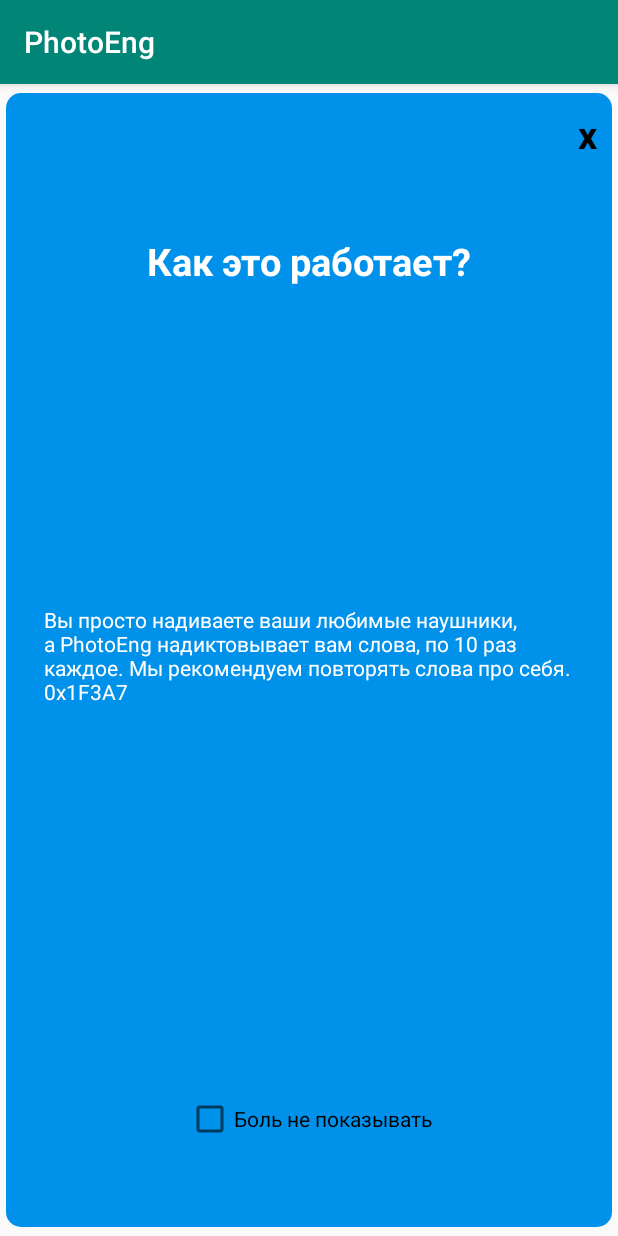
After one commit to DenisMalanichev/PhotoEng, an Android app: the WhatIsLearningActivity screen opened directly, with no data from a screen before it, on a phone screen of 412 x 824 dp. The commit adds this screen. Run offline under Robolectric (Android 15) with nearby library versions, the phone set to English and light mode, and no system bars.

Commit message:
commit 1.99.1(what is learning)

```diff
--- a/app/src/main/AndroidManifest.xml
+++ b/app/src/main/AndroidManifest.xml
@@ -16,11 +16,13 @@
         android:roundIcon="@mipmap/ic_launcher_round"
         android:supportsRtl="true"
         android:theme="@style/AppTheme">
+        <activity android:name=".WhatIsLearningActivity"></activity>
         <activity
             android:name=".StartActivity"
             android:screenOrientation="fullSensor">
             <intent-filter>
                 <action android:name="android.intent.action.MAIN" />
+
                 <category android:name="android.intent.category.LAUNCHER" />
             </intent-filter>
         </activity>
@@ -38,8 +40,9 @@
         <activity
             android:name=".DictionaryActivity"
             android:parentActivityName=".MainScreen" />
-        <activity android:name=".MainScreen"
-            android:parentActivityName=".MainActivity"/>
+        <activity
+            android:name=".MainScreen"
+            android:parentActivityName=".MainActivity" />
         <activity android:name=".MainActivity" />
 
         <service
--- a/app/src/main/java/com/example/photoeng/DictionaryForLearningActivity.java
+++ b/app/src/main/java/com/example/photoeng/DictionaryForLearningActivity.java
@@ -34,7 +34,7 @@ public class DictionaryForLearningActivity extends AppCompatActivity {
         DictionaryView = findViewById(R.id.dictionary_for_learning_view);
         dbhelper = new DBHelper(this);
         getSupportActionBar().setDisplayHomeAsUpEnabled(true);
-
+        getSupportActionBar().setTitle("Выбери слова");
 
 
         AdapterForLearning adapter = new AdapterForLearning(this, wordsEngArray, wordsRuArray);
@@ -55,7 +55,7 @@ public class DictionaryForLearningActivity extends AppCompatActivity {
             case R.id.ready_button:
                if(wordsToLearn.size() != 0) {
                    LearningActivity.setLearningWords(wordsToLearn);
-                   Intent intent = new Intent(DictionaryForLearningActivity.this, LearningActivity.class);
+                   Intent intent = new Intent(DictionaryForLearningActivity.this, WhatIsLearningActivity.class);
                    startActivity(intent);
                }else{
                    Toast.makeText(this, "Выбери слова!", Toast.LENGTH_LONG).show();
--- a/app/src/main/java/com/example/photoeng/LearningActivity.java
+++ b/app/src/main/java/com/example/photoeng/LearningActivity.java
@@ -44,7 +44,6 @@ public class LearningActivity extends AppCompatActivity {
             @Override
             public void onClick(View v) {
                 HelloService.stop();
-
             }
         });
 
@@ -58,17 +57,20 @@ public class LearningActivity extends AppCompatActivity {
     protected void onDestroy() {
         super.onDestroy();
         DictionaryForLearningActivity.getWordsToLearn().clear();
+        HelloService.stop();
     }
 
     @Override
     protected void onPause() {
         super.onPause();
         DictionaryForLearningActivity.getWordsToLearn().clear();
+        HelloService.stop();
     }
 
     @Override
     protected void onRestart() {
         super.onRestart();
         DictionaryForLearningActivity.getWordsToLearn().clear();
+        HelloService.stop();
     }
 }
--- /dev/null
+++ b/app/src/main/java/com/example/photoeng/WhatIsLearningActivity.java
@@ -0,0 +1,72 @@
+package com.example.photoeng;
+
+import androidx.appcompat.app.AppCompatActivity;
+
+import android.content.Intent;
+import android.content.SharedPreferences;
+import android.os.Bundle;
+import android.view.View;
+import android.widget.CheckBox;
+import android.widget.TextView;
+
+public class WhatIsLearningActivity extends AppCompatActivity {
+    private TextView cross;
+    private CheckBox check;
+    private SharedPreferences sPref;
+    private static final String INTRO_KEY = "show_help";
+
+    @Override
+    protected void onCreate(Bundle savedInstanceState) {
+        super.onCreate(savedInstanceState);
+        setContentView(R.layout.activity_hat_is_learning);
+
+        cross = findViewById(R.id.cross_textview);
+        check = findViewById(R.id.ckeckbox);
+
+        sPref = getPreferences(MODE_PRIVATE);
+        boolean help = sPref.getBoolean(INTRO_KEY, true);
+
+        if(help){
+            Intent intent = new Intent(WhatIsLearningActivity.this, LearningActivity.class);
+            startActivity(intent);
+        }
+
+        cross.setOnClickListener(new View.OnClickListener() {
+            @Override
+            public void onClick(View v) {
+                Intent intent = new Intent(WhatIsLearningActivity.this, LearningActivity.class);
+                startActivity(intent);
+            }
+        });
+    }
+
+    @Override
+    protected void onDestroy() {
+        super.onDestroy();
+        if(check.isChecked()){
+            sPref = getPreferences(MODE_PRIVATE);
+            SharedPreferences.Editor editor = sPref.edit();
+            editor.putBoolean(INTRO_KEY, true);
+        }
+    }
+
+    @Override
+    protected void onPause() {
+        super.onPause();
+        if(check.isChecked()){
+            sPref = getPreferences(MODE_PRIVATE);
+            SharedPreferences.Editor editor = sPref.edit();
+            editor.putBoolean(INTRO_KEY, true);
+        }
+    }
+
+    @Override
+    protected void onStop() {
+        super.onStop();
+        if(check.isChecked()){
+            sPref = getPreferences(MODE_PRIVATE);
+            SharedPreferences.Editor editor = sPref.edit();
+            editor.putBoolean(INTRO_KEY, true);
+        }
+    }
+}
--- a/app/src/main/res/layout/activity_dictionary_for_learning.xml
+++ b/app/src/main/res/layout/activity_dictionary_for_learning.xml
@@ -7,11 +7,9 @@
     tools:context=".DictionaryActivity"
     android:background="@drawable/background_gradient">
 
-
     <androidx.recyclerview.widget.RecyclerView
         android:layout_width="match_parent"
         android:layout_height="match_parent"
         android:id="@+id/dictionary_for_learning_view"/>
 
-
 </FrameLayout>
--- /dev/null
+++ b/app/src/main/res/layout/activity_hat_is_learning.xml
@@ -0,0 +1,65 @@
+<?xml version="1.0" encoding="utf-8"?>
+<FrameLayout xmlns:android="http://schemas.android.com/apk/res/android"
+    xmlns:app="http://schemas.android.com/apk/res-auto"
+    xmlns:tools="http://schemas.android.com/tools"
+    android:layout_width="match_parent"
+    android:layout_height="match_parent"
+    tools:context=".WhatIsLearningActivity"
+    android:orientation="vertical"
+    android:background="@drawable/button_shape">
+
+<LinearLayout
+    android:layout_width="match_parent"
+    android:layout_height="match_parent"
+    android:orientation="vertical">
+
+    <TextView
+        android:id="@+id/cross_textview"
+        android:layout_width="wrap_content"
+        android:layout_height="wrap_content"
+        android:layout_gravity="end|top"
+        android:layout_margin="10dp"
+        android:clickable="true"
+        android:focusable="true"
+        android:text="@string/cross"
+        android:textColor="@color/black"
+        android:textSize="25sp"
+        android:textStyle="bold" />
+
+    <TextView
+        android:layout_width="wrap_content"
+        android:layout_height="wrap_content"
+        android:text="@string/what_is_learning_title"
+        android:layout_gravity="center"
+        android:layout_margin="40dp"
+        android:textStyle="bold"
+        android:textSize="25sp"
+        android:textColor="@color/white" />
+
+
+</LinearLayout>
+    <LinearLayout
+        android:layout_width="match_parent"
+        android:layout_height="wrap_content"
+        android:layout_gravity="center"
+        android:orientation="horizontal">
+        <TextView
+            android:layout_width="wrap_content"
+            android:layout_height="wrap_content"
+            android:layout_gravity="center"
+            android:text="@string/what_is_learning_text"
+            android:textColor="@color/white"
+            android:layout_marginEnd="25dp"
+            android:layout_marginStart="25dp"/></LinearLayout>
+    <FrameLayout
+        android:layout_width="match_parent"
+        android:layout_height="wrap_content"
+        android:layout_gravity="bottom">
+        <CheckBox
+            android:id="@+id/ckeckbox"
+            android:layout_width="wrap_content"
+            android:layout_height="wrap_content"
+            android:layout_gravity="center|bottom"
+            android:layout_margin="50dp"
+            android:text="@string/dont_show_more" /></FrameLayout>
+</FrameLayout>
--- a/app/src/main/res/values/strings.xml
+++ b/app/src/main/res/values/strings.xml
@@ -24,9 +24,9 @@
     <string name="train">Учить</string>
     <string name="home">Домой</string>
     <string name="next">Дальше</string>
+    <string name="cross">x</string>
+    <string name="what_is_learning_title">Как это работает?</string>
+    <string name="what_is_learning_text">Вы просто надиваете ваши любимые наушники, а PhotoEng надиктовывает вам слова, по 10 раз каждое. Мы рекомендуем повторять слова про себя. 0x1F3A7</string>
+    <string name="dont_show_more">Боль не показывать</string>
 
-    <!-- TODO: Remove or change this placeholder text -->
-    <string name="hello_blank_fragment">Hello blank fragment</string>
-
-    <!-- TODO: Remove or change this placeholder text -->
 </resources>
```
Also changed, not shown: 17 other files.
